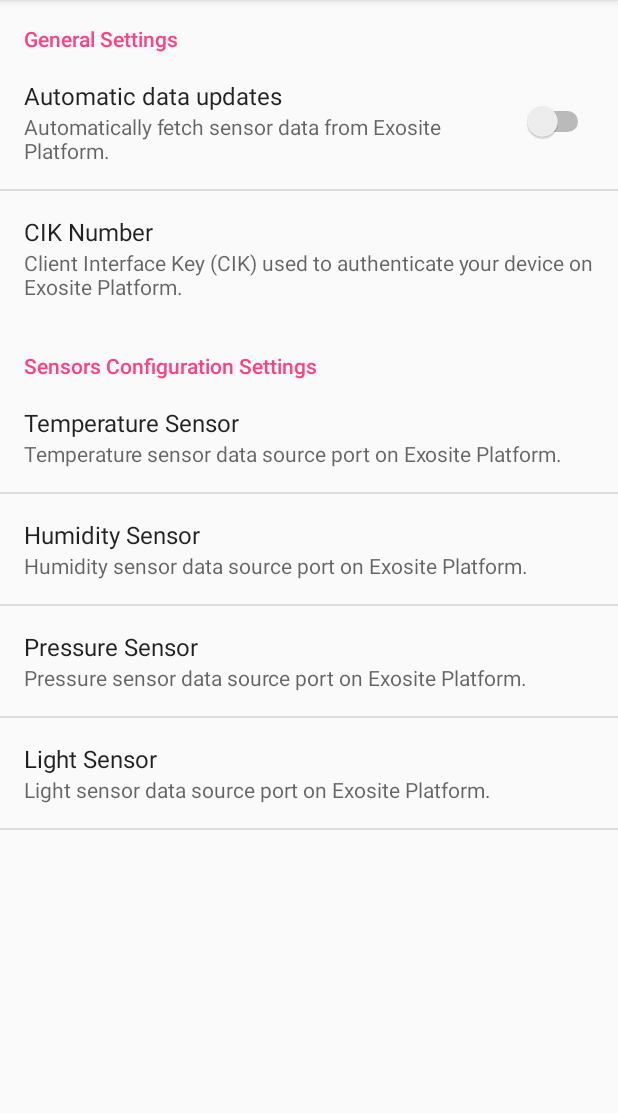
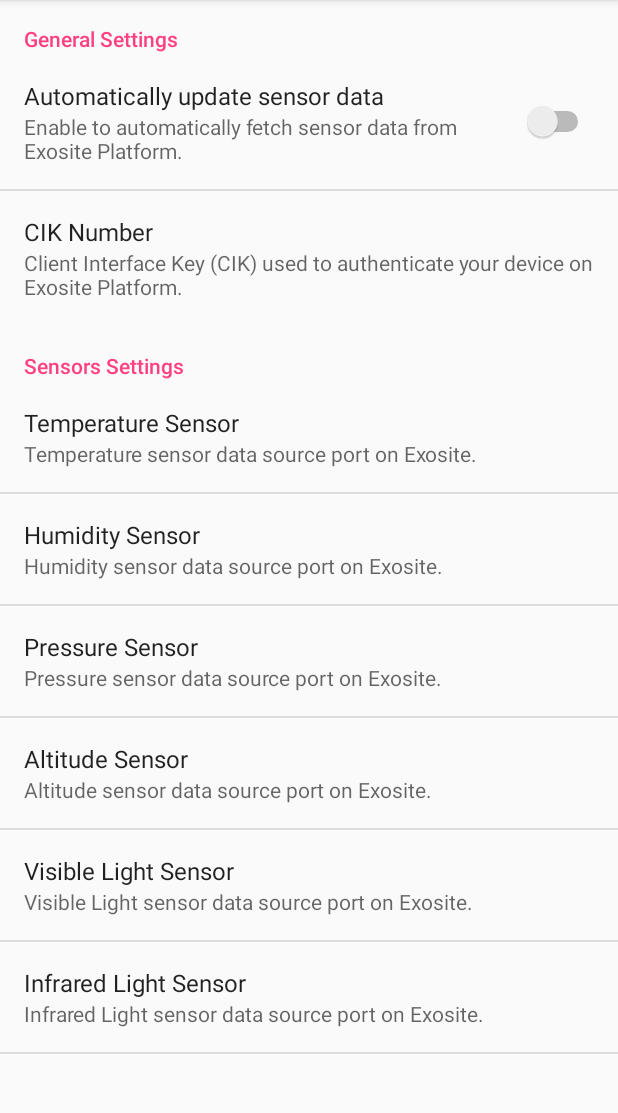
Before and after one commit to tiagosarmento/HomeMonitorIOT, an Android app: the fragment SettingsFragment shown on its own in the app's theme, on a phone screen of 412 x 824 dp, the part 84-1197 px from its top. Run offline under Robolectric (Android 15) with nearby library versions, the phone set to English and light mode, and no system bars.

Commit message:
Implemented hooks on settings. In order to make use of the application SharedPreferences. Complements commit done at: 731883118b548a8d3ad8d7cf8c476de0a48c7ace

```diff
--- a/HomeMonitorIOT/app/src/main/res/values/strings.xml
+++ b/HomeMonitorIOT/app/src/main/res/values/strings.xml
@@ -5,4 +5,13 @@
     <string name="app_name_pressure">Pressure at Home</string>
     <string name="app_name_light">Visibility at Home</string>
     <string name="app_name_settings">Settings</string>
+    <string name="shared_preferences_file">shared_preferences_file</string>
+    <string name="keyAutoUpdate">settingsKeyAutoUpdate</string>
+    <string name="keyCIK">settingsKeyCIK</string>
+    <string name="keyTemperaturePort">settingsKeyTemperaturePort</string>
+    <string name="keyHumidityPort">settingsKeyHumidityPort</string>
+    <string name="keyPressurePort">settingsKeyPressurePort</string>
+    <string name="keyAltitudePort">settingsKeyAltitudePort</string>
+    <string name="keyVisibleLightPort">settingsKeyVisibleLightPort</string>
+    <string name="keyInfraredLightPort">settingsKeyInfraredLightPort</string>
 </resources>
--- a/HomeMonitorIOT/app/src/main/res/xml/activity_settings.xml
+++ b/HomeMonitorIOT/app/src/main/res/xml/activity_settings.xml
@@ -8,44 +8,72 @@
         android:key="keyGeneral">
 
         <SwitchPreference
-            android:key="keyAutoUpdate"
-            android:title="Automatic data updates"
-            android:summary="Automatically fetch sensor data from Exosite Platform." />
+            android:key="@string/keyAutoUpdate"
+            android:title="Automatically update sensor data"
+            android:summary="Enable to automatically fetch sensor data from Exosite Platform."
+            android:defaultValue="false"
+            android:id="@+id/spAutoUpdate" />
 
         <EditTextPreference
-            android:key="keyCIK"
+            android:key="@string/keyCIK"
             android:title="CIK Number"
             android:summary="Client Interface Key (CIK) used to authenticate your device on Exosite Platform."
-            android:dialogTitle="CIK Number" />
+            android:dialogTitle="CIK Number"
+            android:defaultValue="ed253edce4b1e6a0bcfd74e18d0397c592530000"
+            android:id="@+id/etpCIK" />
     </PreferenceCategory>
 
     <PreferenceCategory
-        android:title="Sensors Configuration Settings"
+        android:title="Sensors Settings"
         android:key="keySensors">
 
         <EditTextPreference
-            android:key="keyTemperature"
+            android:key="@string/keyTemperaturePort"
             android:title="Temperature Sensor"
-            android:summary="Temperature sensor data source port on Exosite Platform."
-            android:dialogTitle="Temperature sensor port" />
+            android:summary="Temperature sensor data source port on Exosite."
+            android:dialogTitle="Temperature sensor port"
+            android:defaultValue="bmp180_tempc"
+            android:id="@+id/etpTemperaturePort" />
 
         <EditTextPreference
-            android:key="keyHumidity"
+            android:key="@string/keyHumidityPort"
             android:title="Humidity Sensor"
-            android:summary="Humidity sensor data source port on Exosite Platform."
-            android:dialogTitle="Humidity sensor port" />
+            android:summary="Humidity sensor data source port on Exosite."
+            android:dialogTitle="Humidity sensor port"
+            android:defaultValue="sht21_humid"
+            android:id="@+id/etpHumidityPort" />
 
         <EditTextPreference
-            android:key="keyPressure"
+            android:key="@string/keyPressurePort"
             android:title="Pressure Sensor"
-            android:summary="Pressure sensor data source port on Exosite Platform."
-            android:dialogTitle="Pressure sensor port" />
+            android:summary="Pressure sensor data source port on Exosite."
+            android:dialogTitle="Pressure sensor port"
+            android:defaultValue="bmp180_press"
+            android:id="@+id/etpPressurePort" />
 
         <EditTextPreference
-            android:key="keyLight"
-            android:title="Light Sensor"
-            android:summary="Light sensor data source port on Exosite Platform."
-            android:dialogTitle="Light sensor port" />
+            android:key="@string/keyAltitudePort"
+            android:title="Altitude Sensor"
+            android:summary="Altitude sensor data source port on Exosite."
+            android:dialogTitle="Altitude sensor port"
+            android:defaultValue="bmp180_alt"
+            android:id="@+id/etpAltitudePort" />
+
+        <EditTextPreference
+            android:key="@string/keyVisibleLightPort"
+            android:title="Visible Light Sensor"
+            android:summary="Visible Light sensor data source port on Exosite."
+            android:dialogTitle="Visible Light sensor port"
+            android:defaultValue="isl29023_visible"
+            android:id="@+id/etpVisibleLightPort" />
+
+        <EditTextPreference
+            android:key="@string/keyInfraredLightPort"
+            android:title="Infrared Light Sensor"
+            android:summary="Infrared Light sensor data source port on Exosite."
+            android:dialogTitle="Infrared Light sensor port"
+            android:defaultValue="isl29023_infrared"
+            android:id="@+id/etpInfraredLightPort" />
 
     </PreferenceCategory>
 
```
Also changed, not shown: HomeMonitorIOT/app/src/main/java/com/tiasan/homemonitoriot/MainActivity.java (+33 -17 lines), HomeMonitorIOT/app/src/main/java/com/tiasan/homemonitoriot/SettingsHandler.java (added, +86 -0 lines).
